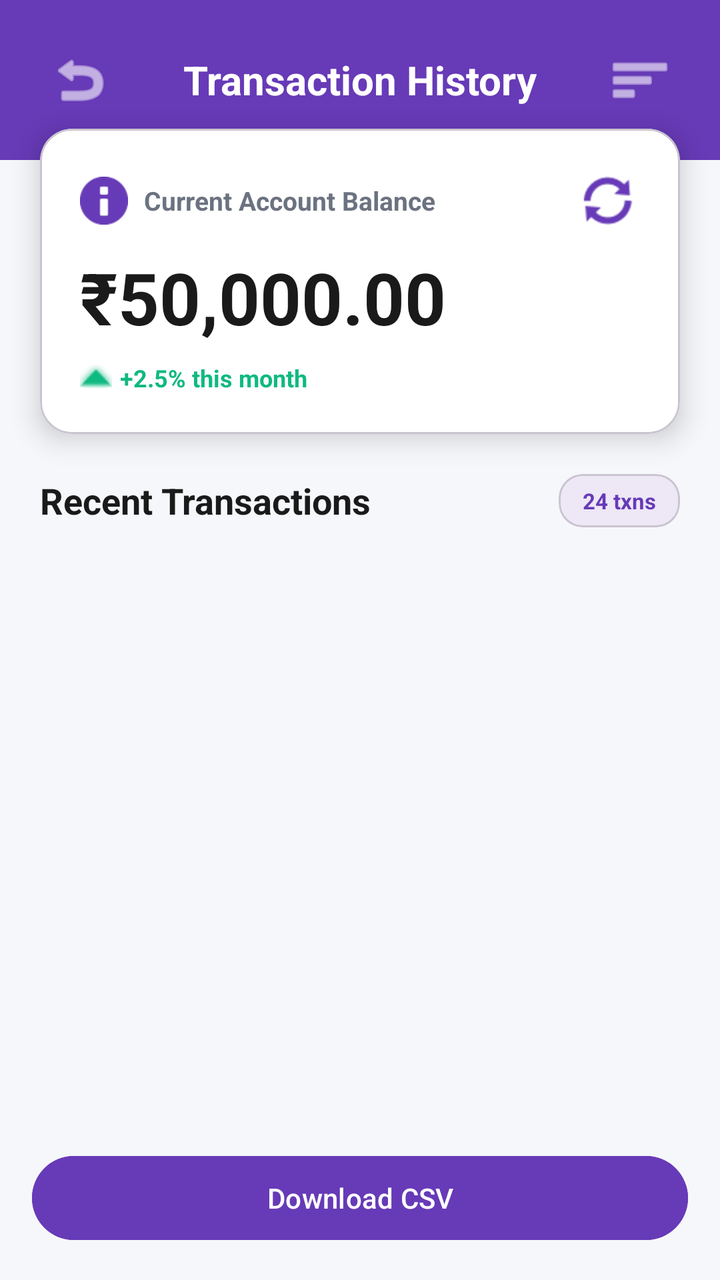
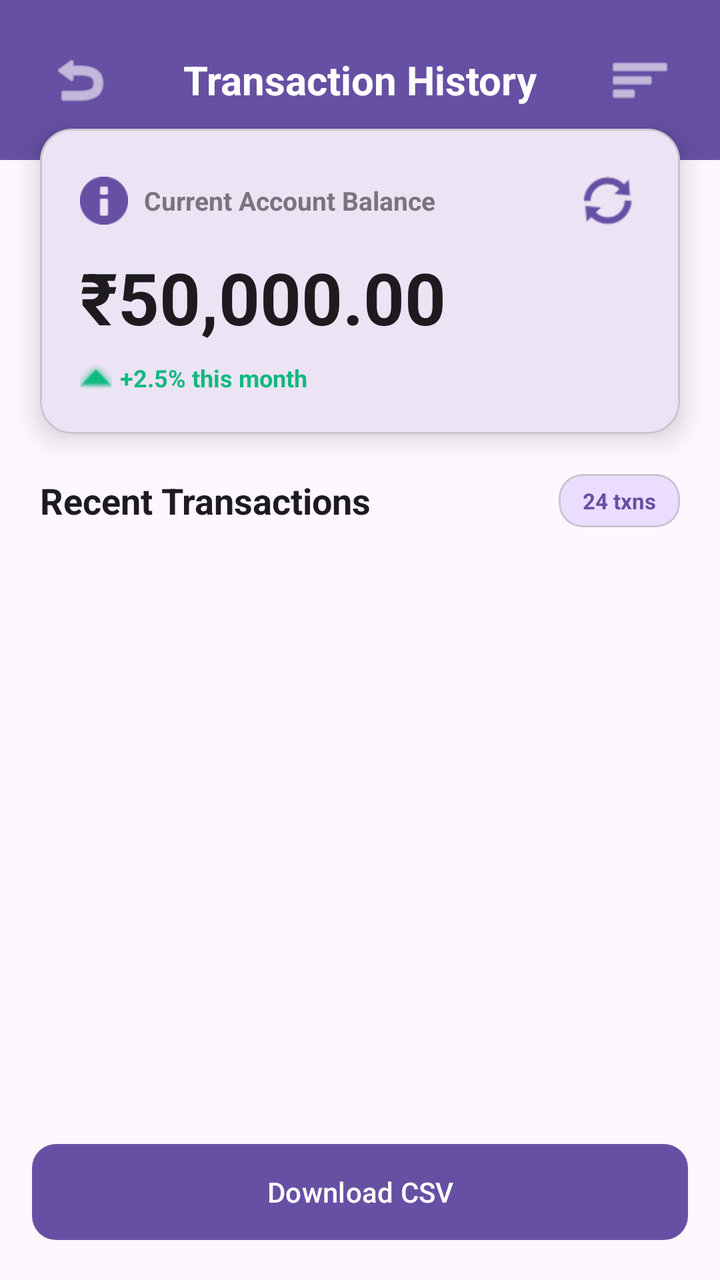

Before-and-after screenshots of an Android layout around one commit, followed by the original layout XML and the change that was made.
<!-- AndroidManifest.xml: application theme Theme.UPIApp -->
<!-- res/layout/fragment_money.xml -->
<?xml version="1.0" encoding="utf-8"?>
<LinearLayout xmlns:android="http://schemas.android.com/apk/res/android"
    xmlns:app="http://schemas.android.com/apk/res-auto"
    android:layout_width="match_parent"
    android:layout_height="match_parent"
    android:orientation="vertical"
    android:background="#F5F7FA">

    
    <RelativeLayout
        android:layout_width="match_parent"
        android:layout_height="wrap_content"
        android:background="#673AB7"
        android:padding="20dp"
        android:paddingBottom="32dp">

        
        <ImageButton
            android:id="@+id/btn_back"
            android:layout_width="40dp"
            android:layout_height="40dp"
            android:src="@android:drawable/ic_menu_revert"
            android:background="?attr/selectableItemBackgroundBorderless"
            android:contentDescription="Back"
            android:tint="@android:color/white"
            android:layout_alignParentStart="true"
            android:layout_centerVertical="true" />

        
        <TextView
            android:layout_width="wrap_content"
            android:layout_height="wrap_content"
            android:layout_centerHorizontal="true"
            android:layout_centerVertical="true"
            android:text="Transaction History"
            android:textSize="20sp"
            android:textStyle="bold"
            android:textColor="@android:color/white" />

        
        <ImageButton
            android:id="@+id/btn_filter"
            android:layout_width="40dp"
            android:layout_height="40dp"
            android:src="@android:drawable/ic_menu_sort_by_size"
            android:background="?attr/selectableItemBackgroundBorderless"
            android:contentDescription="Filter"
            android:tint="@android:color/white"
            android:layout_alignParentEnd="true"
            android:layout_centerVertical="true" />
    </RelativeLayout>

    
    <com.google.android.material.card.MaterialCardView
        android:layout_width="match_parent"
        android:layout_height="wrap_content"
        android:layout_marginStart="20dp"
        android:layout_marginEnd="20dp"
        android:layout_marginTop="-16dp"
        app:cardCornerRadius="16dp"
        app:cardElevation="8dp"
        app:cardBackgroundColor="@android:color/white">

        <LinearLayout
            android:layout_width="match_parent"
            android:layout_height="wrap_content"
            android:orientation="vertical"
            android:padding="20dp">

            
            <LinearLayout
                android:layout_width="match_parent"
                android:layout_height="wrap_content"
                android:orientation="horizontal"
                android:gravity="center_vertical"
                android:layout_marginBottom="8dp">

                <ImageView
                    android:layout_width="24dp"
                    android:layout_height="24dp"
                    android:src="@android:drawable/ic_dialog_info"
                    android:tint="#673AB7"
                    android:contentDescription="Balance"
                    android:layout_marginEnd="8dp" />

                <TextView
                    android:layout_width="0dp"
                    android:layout_height="wrap_content"
                    android:layout_weight="1"
                    android:text="Current Account Balance"
                    android:textSize="13sp"
                    android:textColor="#6B7280"
                    android:textStyle="bold" />

                
                <ImageButton
                    android:id="@+id/btn_refresh_balance"
                    android:layout_width="32dp"
                    android:layout_height="32dp"
                    android:src="@android:drawable/ic_popup_sync"
                    android:background="?attr/selectableItemBackgroundBorderless"
                    android:contentDescription="Refresh Balance"
                    android:tint="#673AB7" />
            </LinearLayout>

            
            <TextView
                android:id="@+id/text_account_balance"
                android:layout_width="wrap_content"
                android:layout_height="wrap_content"
                android:text="₹50,000.00"
                android:textSize="36sp"
                android:textStyle="bold"
                android:textColor="#1A1A1A" />

            
            <LinearLayout
                android:layout_width="wrap_content"
                android:layout_height="wrap_content"
                android:orientation="horizontal"
                android:gravity="center_vertical"
                android:layout_marginTop="8dp">

                <ImageView
                    android:layout_width="16dp"
                    android:layout_height="16dp"
                    android:src="@android:drawable/arrow_up_float"
                    android:tint="#10B981"
                    android:contentDescription="Trend"
                    android:layout_marginEnd="4dp" />

                <TextView
                    android:layout_width="wrap_content"
                    android:layout_height="wrap_content"
                    android:text="+2.5% this month"
                    android:textSize="12sp"
                    android:textColor="#10B981"
                    android:textStyle="bold" />
            </LinearLayout>
        </LinearLayout>
    </com.google.android.material.card.MaterialCardView>

    
    <LinearLayout
        android:layout_width="match_parent"
        android:layout_height="match_parent"
        android:orientation="vertical"
        android:layout_marginTop="20dp">

        
        <LinearLayout
            android:layout_width="match_parent"
            android:layout_height="wrap_content"
            android:orientation="horizontal"
            android:gravity="center_vertical"
            android:paddingStart="20dp"
            android:paddingEnd="20dp"
            android:layout_marginBottom="12dp">

            <TextView
                android:layout_width="0dp"
                android:layout_height="wrap_content"
                android:layout_weight="1"
                android:text="Recent Transactions"
                android:textSize="18sp"
                android:textStyle="bold"
                android:textColor="#1A1A1A" />

            
            <com.google.android.material.card.MaterialCardView
                android:layout_width="wrap_content"
                android:layout_height="wrap_content"
                app:cardCornerRadius="12dp"
                app:cardElevation="0dp"
                app:cardBackgroundColor="#EDE7F6">

                <TextView
                    android:id="@+id/text_transaction_count"
                    android:layout_width="wrap_content"
                    android:layout_height="wrap_content"
                    android:text="24 txns"
                    android:textSize="11sp"
                    android:textStyle="bold"
                    android:textColor="#673AB7"
                    android:paddingStart="12dp"
                    android:paddingEnd="12dp"
                    android:paddingTop="6dp"
                    android:paddingBottom="6dp" />
            </com.google.android.material.card.MaterialCardView>
        </LinearLayout>

        
        <androidx.recyclerview.widget.RecyclerView
            android:id="@+id/recycler_view_history"
            android:layout_width="match_parent"
            android:layout_height="0dp"
            android:layout_weight="1"
            android:scrollbars="vertical"
            android:clipToPadding="false"
            android:paddingBottom="16dp" />

        <Button
            android:id="@+id/btn_download_csv"
            android:layout_width="match_parent"
            android:layout_height="50dp"
            android:text="Download CSV"
            android:layout_margin="16dp"
            android:backgroundTint="#673AB7"
            android:textColor="@android:color/white"/>


        
        <LinearLayout
            android:id="@+id/layout_empty_state"
            android:layout_width="match_parent"
            android:layout_height="0dp"
            android:layout_weight="1"
            android:orientation="vertical"
            android:gravity="center"
            android:padding="32dp"
            android:visibility="gone">

            
            <com.google.android.material.card.MaterialCardView
                android:layout_width="120dp"
                android:layout_height="120dp"
                app:cardCornerRadius="60dp"
                app:cardElevation="8dp"
                app:cardBackgroundColor="#F3F4F6">

                <ImageView
                    android:layout_width="60dp"
                    android:layout_height="60dp"
                    android:layout_gravity="center"
                    android:src="@android:drawable/ic_menu_recent_history"
                    android:tint="#9CA3AF"
                    android:contentDescription="No Transactions" />
            </com.google.android.material.card.MaterialCardView>

            
            <TextView
                android:layout_width="wrap_content"
                android:layout_height="wrap_content"
                android:text="No Transactions Yet"
                android:textSize="20sp"
                android:textStyle="bold"
                android:textColor="#1A1A1A"
                android:layout_marginTop="24dp" />

            
            <TextView
                android:id="@+id/text_empty_history"
                android:layout_width="wrap_content"
                android:layout_height="wrap_content"
                android:text="No transactions recorded yet.\nStart by sending money to someone!"
                android:textSize="14sp"
                android:textColor="#6B7280"
                android:gravity="center"
                android:lineSpacingExtra="4dp"
                android:layout_marginTop="8dp" />

            
            <com.google.android.material.button.MaterialButton
                android:id="@+id/btn_send_money_empty"
                android:layout_width="wrap_content"
                android:layout_height="56dp"
                android:text="Send Money Now"
                android:textSize="16sp"
                android:textStyle="bold"
                android:textColor="@android:color/white"
                app:cornerRadius="12dp"
                app:backgroundTint="#673AB7"
                app:elevation="4dp"
                app:icon="@android:drawable/ic_menu_send"
                app:iconGravity="textStart"
                app:iconTint="@android:color/white"
                android:layout_marginTop="24dp" />
        </LinearLayout>
    </LinearLayout>

</LinearLayout>
<!-- resources referenced by this layout -->
<resources>
  <style name="Theme.UPIApp" parent="Base.Theme.UPIApp" />
  <style name="Base.Theme.UPIApp" parent="Theme.Material3.DayNight.NoActionBar">
          
          
      </style>
</resources>

<!-- the commit's change to res/layout/fragment_money.xml (unified diff, before → after) -->
@@ -4,13 +4,13 @@
     android:layout_width="match_parent"
     android:layout_height="match_parent"
     android:orientation="vertical"
-    android:background="#F5F7FA">
+    android:background="?android:attr/colorBackground">
 
     
     <RelativeLayout
         android:layout_width="match_parent"
         android:layout_height="wrap_content"
-        android:background="#673AB7"
+        android:background="?attr/colorPrimary"
         android:padding="20dp"
         android:paddingBottom="32dp">
 
@@ -22,7 +22,7 @@
             android:src="@android:drawable/ic_menu_revert"
             android:background="?attr/selectableItemBackgroundBorderless"
             android:contentDescription="Back"
-            android:tint="@android:color/white"
+            app:tint="?attr/colorOnPrimary"
             android:layout_alignParentStart="true"
             android:layout_centerVertical="true" />
 
@@ -35,7 +35,7 @@
             android:text="Transaction History"
             android:textSize="20sp"
             android:textStyle="bold"
-            android:textColor="@android:color/white" />
+            android:textColor="?attr/colorOnPrimary" />
 
         
         <ImageButton
@@ -45,13 +45,14 @@
             android:src="@android:drawable/ic_menu_sort_by_size"
             android:background="?attr/selectableItemBackgroundBorderless"
             android:contentDescription="Filter"
-            android:tint="@android:color/white"
+            app:tint="?attr/colorOnPrimary"
             android:layout_alignParentEnd="true"
             android:layout_centerVertical="true" />
     </RelativeLayout>
 
     
     <com.google.android.material.card.MaterialCardView
+        android:id="@+id/card_logo"
         android:layout_width="match_parent"
         android:layout_height="wrap_content"
         android:layout_marginStart="20dp"
@@ -59,7 +60,7 @@
         android:layout_marginTop="-16dp"
         app:cardCornerRadius="16dp"
         app:cardElevation="8dp"
-        app:cardBackgroundColor="@android:color/white">
+        app:cardBackgroundColor="?attr/colorSurface">
 
         <LinearLayout
             android:layout_width="match_parent"
@@ -79,7 +80,7 @@
                     android:layout_width="24dp"
                     android:layout_height="24dp"
                     android:src="@android:drawable/ic_dialog_info"
-                    android:tint="#673AB7"
+                    app:tint="?attr/colorPrimary"
                     android:contentDescription="Balance"
                     android:layout_marginEnd="8dp" />
 
@@ -89,7 +90,7 @@
                     android:layout_weight="1"
                     android:text="Current Account Balance"
                     android:textSize="13sp"
-                    android:textColor="#6B7280"
+                    android:textColor="?attr/colorOutline"
                     android:textStyle="bold" />
 
                 
@@ -100,7 +101,7 @@
                     android:src="@android:drawable/ic_popup_sync"
                     android:background="?attr/selectableItemBackgroundBorderless"
                     android:contentDescription="Refresh Balance"
-                    android:tint="#673AB7" />
+                    app:tint="?attr/colorPrimary" />
             </LinearLayout>
 
             
@@ -111,7 +112,7 @@
                 android:text="₹50,000.00"
                 android:textSize="36sp"
                 android:textStyle="bold"
-                android:textColor="#1A1A1A" />
+                android:textColor="?attr/colorOnSurface" />
 
             
             <LinearLayout
@@ -125,7 +126,7 @@
                     android:layout_width="16dp"
                     android:layout_height="16dp"
                     android:src="@android:drawable/arrow_up_float"
-                    android:tint="#10B981"
+                    app:tint="#10B981"
                     android:contentDescription="Trend"
                     android:layout_marginEnd="4dp" />
 
@@ -164,7 +165,7 @@
                 android:text="Recent Transactions"
                 android:textSize="18sp"
                 android:textStyle="bold"
-                android:textColor="#1A1A1A" />
+                android:textColor="?attr/colorOnSurface" />
 
             
             <com.google.android.material.card.MaterialCardView
@@ -172,7 +173,7 @@
                 android:layout_height="wrap_content"
                 app:cardCornerRadius="12dp"
                 app:cardElevation="0dp"
-                app:cardBackgroundColor="#EDE7F6">
+                app:cardBackgroundColor="?attr/colorPrimaryContainer">
 
                 <TextView
                     android:id="@+id/text_transaction_count"
@@ -181,7 +182,7 @@
                     android:text="24 txns"
                     android:textSize="11sp"
                     android:textStyle="bold"
-                    android:textColor="#673AB7"
+                    android:textColor="?attr/colorPrimary"
                     android:paddingStart="12dp"
                     android:paddingEnd="12dp"
                     android:paddingTop="6dp"
@@ -199,14 +200,15 @@
             android:clipToPadding="false"
             android:paddingBottom="16dp" />
 
-        <Button
+        <com.google.android.material.button.MaterialButton
             android:id="@+id/btn_download_csv"
             android:layout_width="match_parent"
-            android:layout_height="50dp"
+            android:layout_height="56dp"
             android:text="Download CSV"
             android:layout_margin="16dp"
-            android:backgroundTint="#673AB7"
-            android:textColor="@android:color/white"/>
+            app:backgroundTint="?attr/colorPrimary"
+            android:textColor="?attr/colorOnPrimary"
+            app:cornerRadius="12dp"/>
 
 
         
@@ -226,14 +228,14 @@
                 android:layout_height="120dp"
                 app:cardCornerRadius="60dp"
                 app:cardElevation="8dp"
-                app:cardBackgroundColor="#F3F4F6">
+                app:cardBackgroundColor="?attr/colorSurfaceVariant">
 
                 <ImageView
                     android:layout_width="60dp"
                     android:layout_height="60dp"
                     android:layout_gravity="center"
                     android:src="@android:drawable/ic_menu_recent_history"
-                    android:tint="#9CA3AF"
+                    app:tint="?attr/colorOutline"
                     android:contentDescription="No Transactions" />
             </com.google.android.material.card.MaterialCardView>
 
@@ -244,7 +246,7 @@
                 android:text="No Transactions Yet"
                 android:textSize="20sp"
                 android:textStyle="bold"
-                android:textColor="#1A1A1A"
+                android:textColor="?attr/colorOnSurface"
                 android:layout_marginTop="24dp" />
 
             
@@ -254,7 +256,7 @@
                 android:layout_height="wrap_content"
                 android:text="No transactions recorded yet.\nStart by sending money to someone!"
                 android:textSize="14sp"
-                android:textColor="#6B7280"
+                android:textColor="?attr/colorOutline"
                 android:gravity="center"
                 android:lineSpacingExtra="4dp"
                 android:layout_marginTop="8dp" />
@@ -267,13 +269,13 @@
                 android:text="Send Money Now"
                 android:textSize="16sp"
                 android:textStyle="bold"
-                android:textColor="@android:color/white"
+                android:textColor="?attr/colorOnPrimary"
                 app:cornerRadius="12dp"
-                app:backgroundTint="#673AB7"
+                app:backgroundTint="?attr/colorPrimary"
                 app:elevation="4dp"
                 app:icon="@android:drawable/ic_menu_send"
                 app:iconGravity="textStart"
-                app:iconTint="@android:color/white"
+                app:iconTint="?attr/colorOnPrimary"
                 android:layout_marginTop="24dp" />
         </LinearLayout>
     </LinearLayout>
